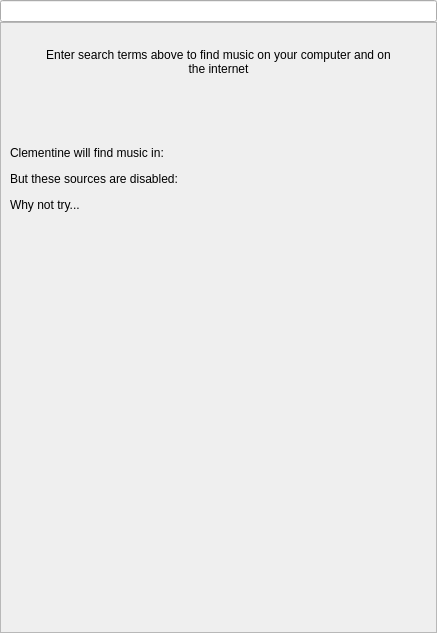
First picture: the form in src/globalsearch/globalsearchview.ui, repository clementine-player/Clementine, before the edit.
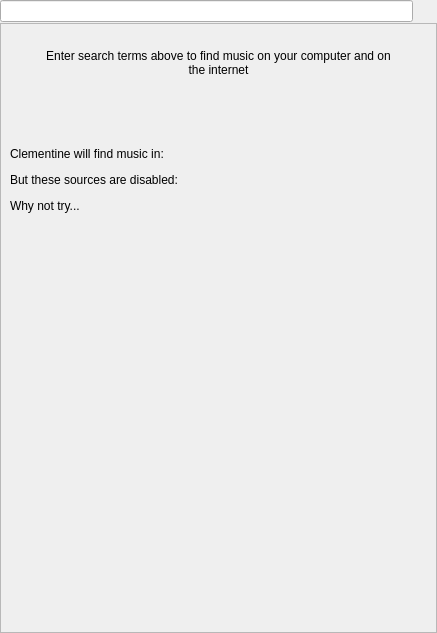
Second picture: the form after the edit. The open tabs and pages were chosen to show the change. Custom widgets are drawn as their Qt base class.

Diff of the .ui file:
```diff
--- a/src/globalsearch/globalsearchview.ui
+++ b/src/globalsearch/globalsearchview.ui
@@ -18,6 +18,11 @@
     <number>0</number>
    </property>
    <item>
+    <layout class="QHBoxLayout" name="horizontalLayout">
+     <property name="spacing">
+      <number>0</number>
+     </property>
+     <item>
     <widget class="LineEdit" name="search">
      <property name="hint" stdset="0">
       <string>Search for anything</string>
@@ -25,6 +30,18 @@
     </widget>
    </item>
    <item>
+      <widget class="QToolButton" name="settings">
+       <property name="popupMode">
+        <enum>QToolButton::InstantPopup</enum>
+       </property>
+       <property name="autoRaise">
+        <bool>true</bool>
+       </property>
+      </widget>
+     </item>
+    </layout>
+   </item>
+   <item>
     <widget class="QStackedWidget" name="results_stack">
      <property name="currentIndex">
       <number>1</number>
@@ -80,7 +97,7 @@
             <x>0</x>
             <y>0</y>
             <width>435</width>
-            <height>605</height>
+            <height>603</height>
            </rect>
           </property>
           <layout class="QVBoxLayout" name="verticalLayout_2">
```
Left out of the diff: 2 changed lines with no effect on the pictures. Lines whose indentation alone changed are shown as unchanged.
